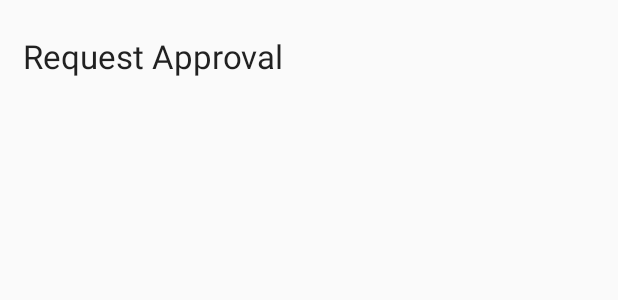
After one commit to androidpdm/PegaCICD, an Android app: the layout row_layout.xml on its own in the app's theme, with its tools: preview values and no code run, on a phone screen of 412 x 824 dp. The commit adds this screen. Shown: the top 300 px of the screen. Run offline under Robolectric (Android 15) with nearby library versions, the phone set to English and light mode, and no system bars; network calls fail.

Commit message:
lot of changes for displaying the list view

```diff
--- a/app/src/main/java/com/cicd/pegacicd/MainActivity.java
+++ b/app/src/main/java/com/cicd/pegacicd/MainActivity.java
@@ -79,6 +79,7 @@ public class MainActivity extends AppCompatActivity {
 
 
                                 Intent intent = new Intent(MainActivity.this,LoginSuccess.class);
+                                intent.putExtra("PipelineResponse",JsonResponse);
                                 intent.putExtra("Login_UName",UserName);
                                 intent.putExtra("Logn_UPwd",Password);
 
--- /dev/null
+++ b/app/src/main/res/layout/row_layout.xml
@@ -0,0 +1,15 @@
+<?xml version="1.0" encoding="utf-8"?>
+<RelativeLayout xmlns:android="http://schemas.android.com/apk/res/android"
+    android:layout_width="match_parent" android:layout_height="75dp">
+
+    <TextView
+        android:id="@+id/tx_name"
+        android:layout_width="wrap_content"
+        android:layout_height="match_parent"
+        android:layout_alignParentLeft="true"
+        android:gravity="center"
+        android:paddingLeft="15dp"
+        android:text="Request Approval"
+        android:textAppearance="?android:textAppearanceLarge" />
+
+</RelativeLayout>
```
Also changed, not shown: app/src/main/java/com/cicd/pegacicd/PipelineAdapter.java (added, +72 -0 lines), app/src/main/java/com/cicd/pegacicd/Pipelines.java (added, +20 -0 lines).
